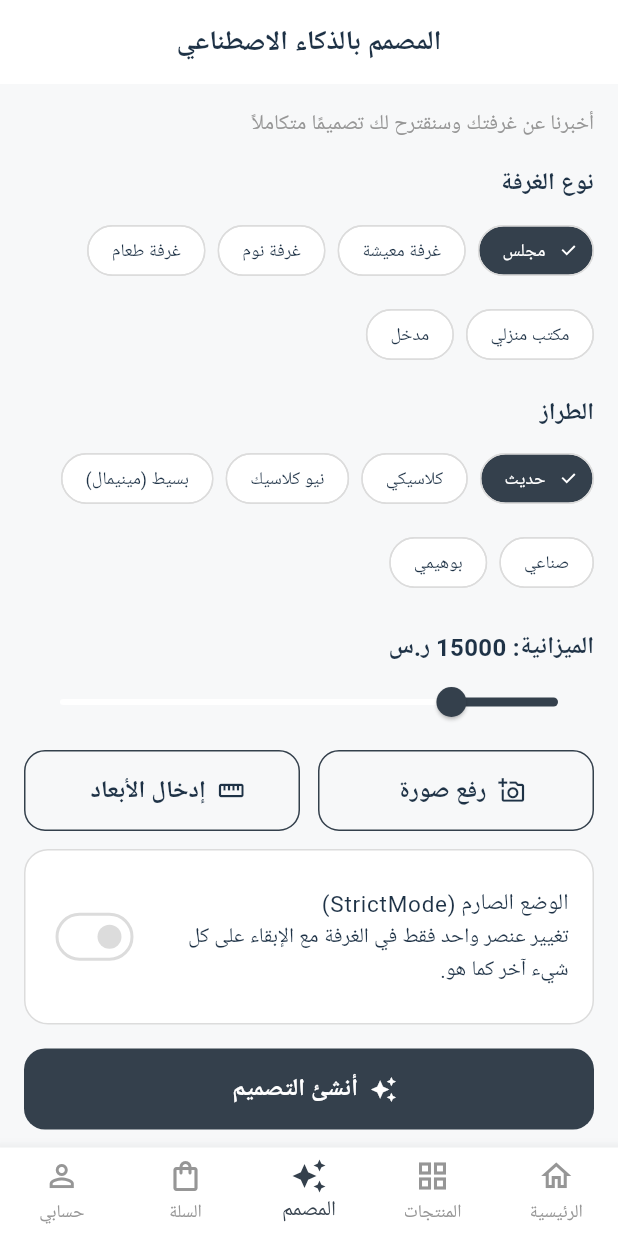
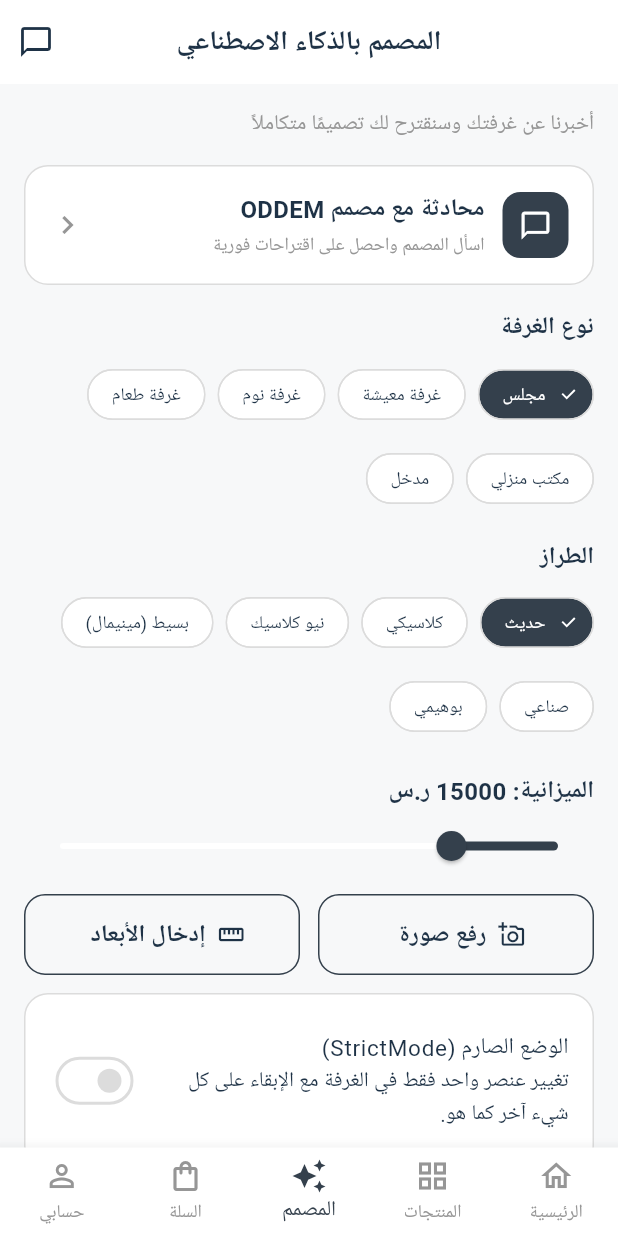
Before and after one commit to pcnhot/oddem-ai, a Flutter app: the AiDesignerScreen screen opened by its route, on a phone screen of 412 x 824 dp. Run offline on Flutter 3.47's test engine with Material 3 defaults, Android fonts, the phone set to English and light mode, and no system bars; our stand-ins replace equatable, flutter_riverpod, go_router.

Commit message:
fix(web): center app in a mobile-width frame + add local mock designer chat
Layout/responsiveness only:
- Add ResponsiveMobileShell at the app root: on wide web/tablet viewports the
  app is centered with a 480px max width over a light neutral backdrop; on
  small phones it uses full width. Wraps Scaffolds, bottom nav and all tabs;
  clips to prevent horizontal overflow. Arabic RTL preserved.

AI Designer chat (local mock, no backend / no AI API):
- New ChatMessage model, MockAiChatRepository (keyword-based Arabic replies),
  AiChatController, and AiChatScreen. User types Arabic, sends, sees their
  message, and receives a mock ODDEM designer reply (with typing indicator).
- Entry points added on the AI Designer screen (app bar action + card).

No branding, app features, pubspec, web/index.html or workflow changes.

Co-Authored-By: Claude Opus 4.8 <noreply@anthropic.com>
Claude-Session: https://claude.ai/code/session_01U8w7fyMbtddtiSpuVDsHgW

```diff
--- a/lib/app/router.dart
+++ b/lib/app/router.dart
@@ -3,6 +3,7 @@ import 'package:go_router/go_router.dart';
 
 import '../core/constants/app_constants.dart';
 import '../features/account/presentation/account_screen.dart';
+import '../features/ai_designer/presentation/ai_chat_screen.dart';
 import '../features/ai_designer/presentation/ai_designer_screen.dart';
 import '../features/ai_designer/presentation/room_dimensions_screen.dart';
 import '../features/ai_designer/presentation/room_photo_upload_screen.dart';
@@ -97,6 +98,11 @@ final appRouter = GoRouter(
           ProductDetailScreen(productId: state.pathParameters['id']!),
     ),
     GoRoute(
+      path: AppRoutes.aiChat,
+      parentNavigatorKey: _rootKey,
+      builder: (_, __) => const AiChatScreen(),
+    ),
+    GoRoute(
       path: AppRoutes.roomPhotoUpload,
       parentNavigatorKey: _rootKey,
       builder: (_, __) => const RoomPhotoUploadScreen(),
--- a/lib/core/constants/app_constants.dart
+++ b/lib/core/constants/app_constants.dart
@@ -58,6 +58,7 @@ class AppRoutes {
   static const String catalog = '/catalog';
   static const String productDetail = '/product'; // /product/:id
   static const String aiDesigner = '/ai-designer';
+  static const String aiChat = '/ai-designer/chat';
   static const String roomPhotoUpload = '/ai-designer/photo';
   static const String roomDimensions = '/ai-designer/dimensions';
   static const String planner2d = '/planner';
--- a/lib/features/ai_designer/presentation/ai_designer_screen.dart
+++ b/lib/features/ai_designer/presentation/ai_designer_screen.dart
@@ -22,12 +22,22 @@ class AiDesignerScreen extends ConsumerWidget {
       appBar: AppBar(
         title: const Text('المصمم بالذكاء الاصطناعي'),
         automaticallyImplyLeading: false,
+        actions: [
+          IconButton(
+            tooltip: 'محادثة مع المصمم',
+            icon: const Icon(Icons.chat_bubble_outline),
+            onPressed: () => context.push(AppRoutes.aiChat),
+          ),
+        ],
       ),
       body: ListView(
         padding: const EdgeInsets.all(16),
         children: [
           Text('أخبرنا عن غرفتك وسنقترح لك تصميمًا متكاملاً',
               style: AppTextStyles.bodyMuted),
+          const SizedBox(height: 16),
+
+          _ChatEntryCard(onTap: () => context.push(AppRoutes.aiChat)),
           const SizedBox(height: 16),
 
           Text('نوع الغرفة', style: AppTextStyles.subtitle),
@@ -199,6 +209,55 @@ class AiDesignerScreen extends ConsumerWidget {
   }
 }
 
+/// Entry point to the local mock chat with the ODDEM designer.
+class _ChatEntryCard extends StatelessWidget {
+  const _ChatEntryCard({required this.onTap});
+  final VoidCallback onTap;
+
+  @override
+  Widget build(BuildContext context) {
+    return InkWell(
+      onTap: onTap,
+      borderRadius: BorderRadius.circular(16),
+      child: Container(
+        padding: const EdgeInsets.all(16),
+        decoration: BoxDecoration(
+          color: AppColors.white,
+          borderRadius: BorderRadius.circular(16),
+          border: Border.all(color: AppColors.border),
+        ),
+        child: Row(
+          children: [
+            Container(
+              width: 44,
+              height: 44,
+              decoration: BoxDecoration(
+                color: AppColors.primary,
+                borderRadius: BorderRadius.circular(12),
+              ),
+              child: const Icon(Icons.chat_bubble_outline,
+                  color: AppColors.white, size: 22),
+            ),
+            const SizedBox(width: 12),
+            Expanded(
+              child: Column(
+                crossAxisAlignment: CrossAxisAlignment.start,
+                children: [
+                  Text('محادثة مع مصمم ODDEM', style: AppTextStyles.subtitle),
+                  const SizedBox(height: 2),
+                  Text('اسأل المصمم واحصل على اقتراحات فورية',
+                      style: AppTextStyles.caption),
+                ],
+              ),
+            ),
+            const Icon(Icons.chevron_left, color: AppColors.midGrey),
+          ],
+        ),
+      ),
+    );
+  }
+}
+
 /// StrictMode: change only ONE item in the room while keeping the rest
 /// exactly the same.
 class _StrictModeCard extends ConsumerWidget {
--- /dev/null
+++ b/lib/shared/widgets/responsive_mobile_shell.dart
@@ -0,0 +1,47 @@
+import 'package:flutter/material.dart';
+
+import '../../core/theme/app_colors.dart';
+
+/// Constrains the app to a mobile width and centers it horizontally on wide
+/// (web / tablet) viewports, with a light neutral backdrop outside the frame.
+///
+/// On narrow phone screens the app simply fills the full width. This keeps
+/// ODDEM a mobile-first experience and prevents the stretched/off-center look
+/// on iPad Safari and desktop browsers. Layout-only — it changes nothing about
+/// branding, features or routing.
+class ResponsiveMobileShell extends StatelessWidget {
+  const ResponsiveMobileShell({
+    super.key,
+    required this.child,
+    this.maxWidth = 480,
+  });
+
+  final Widget child;
+
+  /// Maximum mobile width on large screens.
+  final double maxWidth;
+
+  @override
+  Widget build(BuildContext context) {
+    return ColoredBox(
+      // Neutral backdrop visible only on screens wider than [maxWidth].
+      color: AppColors.lightGrey,
+      child: LayoutBuilder(
+        builder: (context, constraints) {
+          // Full width on small phones; clamped + centered on wide screens.
+          final width = constraints.maxWidth < maxWidth
+              ? constraints.maxWidth
+              : maxWidth;
+          return Center(
+            child: SizedBox(
+              width: width,
+              height: constraints.maxHeight,
+              // Clip so nothing bleeds past the mobile frame.
+              child: ClipRect(child: child),
+            ),
+          );
+        },
+      ),
+    );
+  }
+}
```
Also changed, not shown: lib/app/app.dart (+7 -2 lines), lib/features/ai_designer/data/ai_chat_repository.dart (added, +80 -0 lines), lib/features/ai_designer/presentation/ai_chat_providers.dart (added, +71 -0 lines), lib/features/ai_designer/presentation/ai_chat_screen.dart (added, +212 -0 lines), lib/shared/models/chat_message.dart (added, +21 -0 lines).
